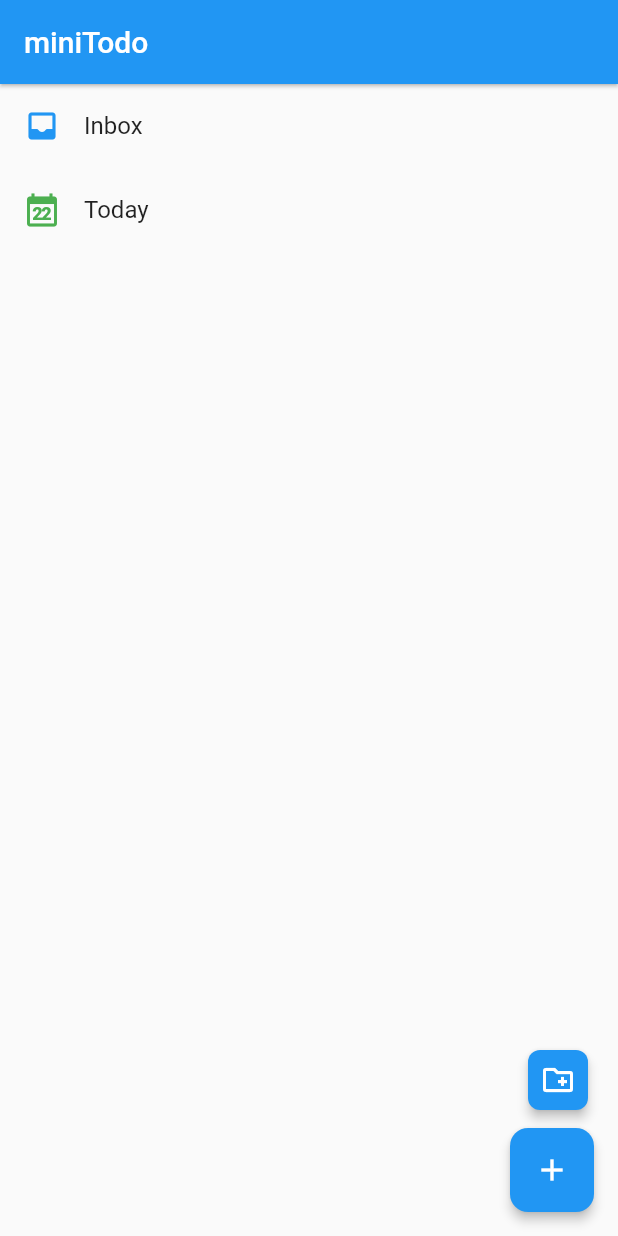
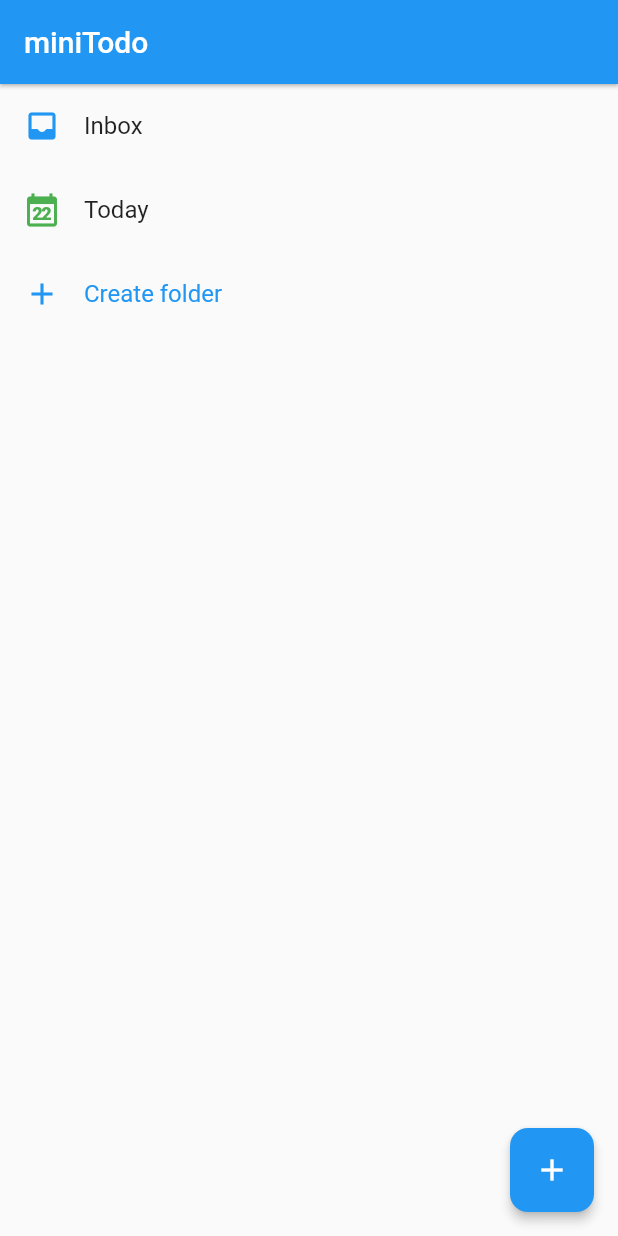
Before and after one commit to Vorkytaka/mini_todo, a Flutter app: the screen it shows after launch, on a phone screen of 412 x 824 dp. Run offline on Flutter 3.47's test engine with Material 2 defaults, Android fonts, the phone set to English and light mode, and no system bars; our stand-ins replace drift, flutter_bloc; accounts and stored records are empty; generated files the repository leaves out were written again.

```diff
--- a/lib/l10n/intl_en.arb
+++ b/lib/l10n/intl_en.arb
@@ -24,6 +24,8 @@
   "todo_detailed_screen__no_time": "No time",
   "todo_detailed_screen__delete": "Delete",
   "todo_detailed_screen__note_hint": "Note",
+  "todo_detailed_screen__subtodo_hint": "Subtask",
+  "todo_detailed_screen__add_subtodo": "Add subtask",
   "editable_folder_dialog__hint": "Folder title",
   "editable_folder_dialog__title_error": "Enter folder title",
   "folder_screen__update_folder": "Update folder",
@@ -33,9 +35,7 @@
   "delete_folder_dialog__title": "Delete folder?",
   "delete_folder_dialog__content": "Are you sure you want to delete folder ",
   "delete_folder_dialog__delete_todos_toggle": "Also delete all todos from this folder",
-
   "folder_list_screen__create_folder_tooltip": "Create folder",
   "folder_list_screen__create_todo_tooltip": "Create todo",
-
   "select_folder_dialog__title": "Select the folder"
 }
--- a/lib/l10n/intl_ru.arb
+++ b/lib/l10n/intl_ru.arb
@@ -23,6 +23,8 @@
   "todo_detailed_screen__no_time": "Без времени",
   "todo_detailed_screen__delete": "Удалить",
   "todo_detailed_screen__note_hint": "Заметка",
+  "todo_detailed_screen__subtodo_hint": "Подзадача",
+  "todo_detailed_screen__add_subtodo": "Добавить подзадачу",
   "editable_folder_dialog__hint": "Название папки",
   "editable_folder_dialog__title_error": "Введите название папки",
   "folder_screen__update_folder": "Изменить папку",
@@ -32,9 +34,7 @@
   "delete_folder_dialog__title": "Удалить папку?",
   "delete_folder_dialog__content": "Вы точно хотите удалить папку ",
   "delete_folder_dialog__delete_todos_toggle": "Удалить все задачи из папки",
-
   "folder_list_screen__create_folder_tooltip": "Создать папку",
   "folder_list_screen__create_todo_tooltip": "Создать задачу",
-
   "select_folder_dialog__title": "Выберите папку"
 }
--- a/lib/ui/folder/folder_list_screen.dart
+++ b/lib/ui/folder/folder_list_screen.dart
@@ -22,24 +22,10 @@ class FolderListScreen extends StatelessWidget {
         title: Text(S.of(context).app_name),
       ),
       resizeToAvoidBottomInset: false,
-      floatingActionButton: Column(
-        mainAxisSize: MainAxisSize.min,
-        crossAxisAlignment: CrossAxisAlignment.end,
-        children: [
-          FloatingActionButton.small(
-            onPressed: () => showNewFolderDialog(context: context),
-            heroTag: null,
-            child: const Icon(Icons.create_new_folder_outlined),
-            tooltip: S.of(context).folder_list_screen__create_folder_tooltip,
-            shape: const RoundedRectangleBorder(borderRadius: borderRadiusMedium),
-          ),
-          const SizedBox(height: 8),
-          FloatingActionButton(
-            onPressed: () => showNewTodoDialog(context: context),
-            child: const Icon(Icons.add),
-            tooltip: S.of(context).folder_list_screen__create_todo_tooltip,
-          ),
-        ],
+      floatingActionButton: FloatingActionButton(
+        onPressed: () => showNewTodoDialog(context: context),
+        child: const Icon(Icons.add),
+        tooltip: S.of(context).folder_list_screen__create_todo_tooltip,
       ),
       body: const FolderListWidget(),
     );
@@ -97,6 +83,15 @@ class FolderListWidget extends StatelessWidget {
                 childCount: folders.length,
               ),
             ),
+            SliverToBoxAdapter(
+              child: ListItem(
+                icon: const Icon(Icons.add),
+                title: Text(S.of(context).folder_list_screen__create_folder_tooltip),
+                iconColor: Theme.of(context).primaryColor,
+                titleColor: Theme.of(context).primaryColor,
+                onTap: () => showNewFolderDialog(context: context),
+              ),
+            ),
           ],
         );
       },
--- a/lib/ui/folder/folder_screen.dart
+++ b/lib/ui/folder/folder_screen.dart
@@ -31,7 +31,8 @@ class FolderScreen extends StatelessWidget {
   Widget build(BuildContext context) {
     return BlocConsumer<FoldersCubit, List<Folder>>(
       listener: (context, state) {
-        final folder = state.firstOrNull((folder) => folder.id == this.folder.id);
+        final folder =
+            this.folder.id == null ? this.folder : state.firstOrNull((folder) => folder.id == this.folder.id);
         if (folder == null) {
           Navigator.of(context).pop();
         }
--- a/lib/ui/todo_detailed/todo_detailed_screen.dart
+++ b/lib/ui/todo_detailed/todo_detailed_screen.dart
@@ -384,7 +384,7 @@ class _SubtodoList extends StatelessWidget {
                         minWidth: 24 + 16 + 16,
                         minHeight: 48,
                       ),
-                      hintText: 'Подзадача',
+                      hintText: S.of(context).todo_detailed_screen__subtodo_hint,
                       hintMaxLines: 1,
                       suffixIcon: SizedBox(
                         width: 24,
@@ -420,7 +420,7 @@ class _SubtodoList extends StatelessWidget {
               titleColor: theme.hintColor,
               iconColor: theme.hintColor,
               icon: const Icon(Icons.add),
-              title: Text('Добавить подзадачу'),
+              title: Text(S.of(context).todo_detailed_screen__add_subtodo),
               onTap: () => context.read<Repository>().createSubtodoForTodo(todo.id),
             ),
           ],
```
Also changed, not shown: lib/data/drift_repository.dart (+13 -2 lines), lib/generated/intl/messages_en.dart, lib/generated/intl/messages_ru.dart, lib/generated/l10n.dart.
